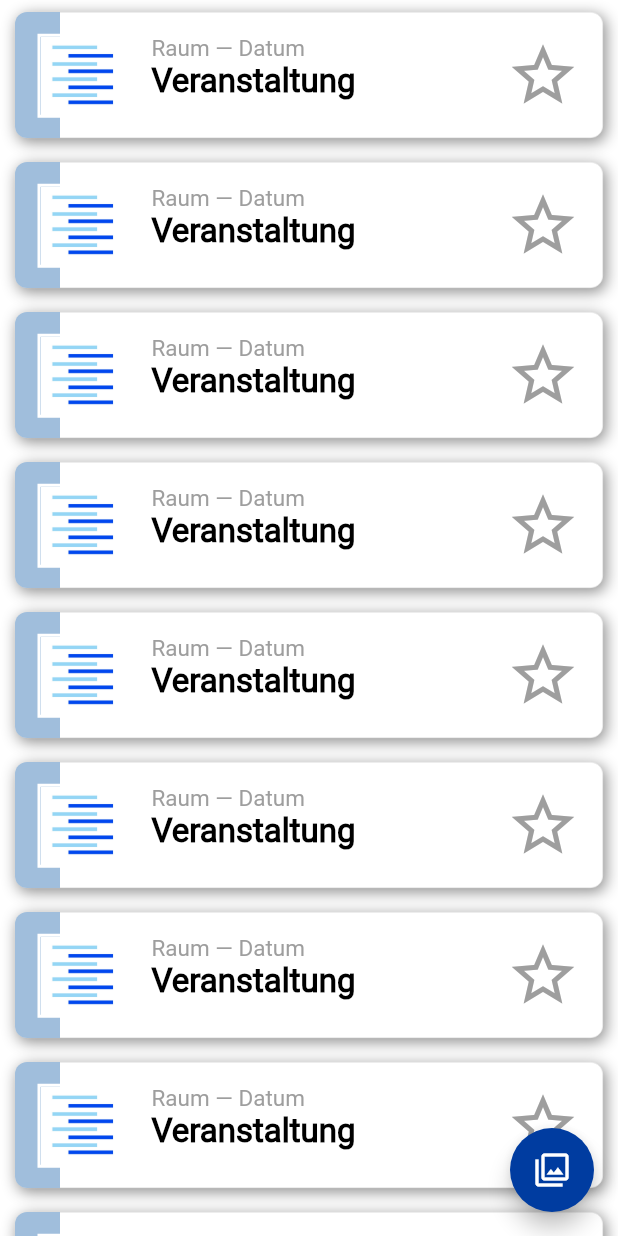
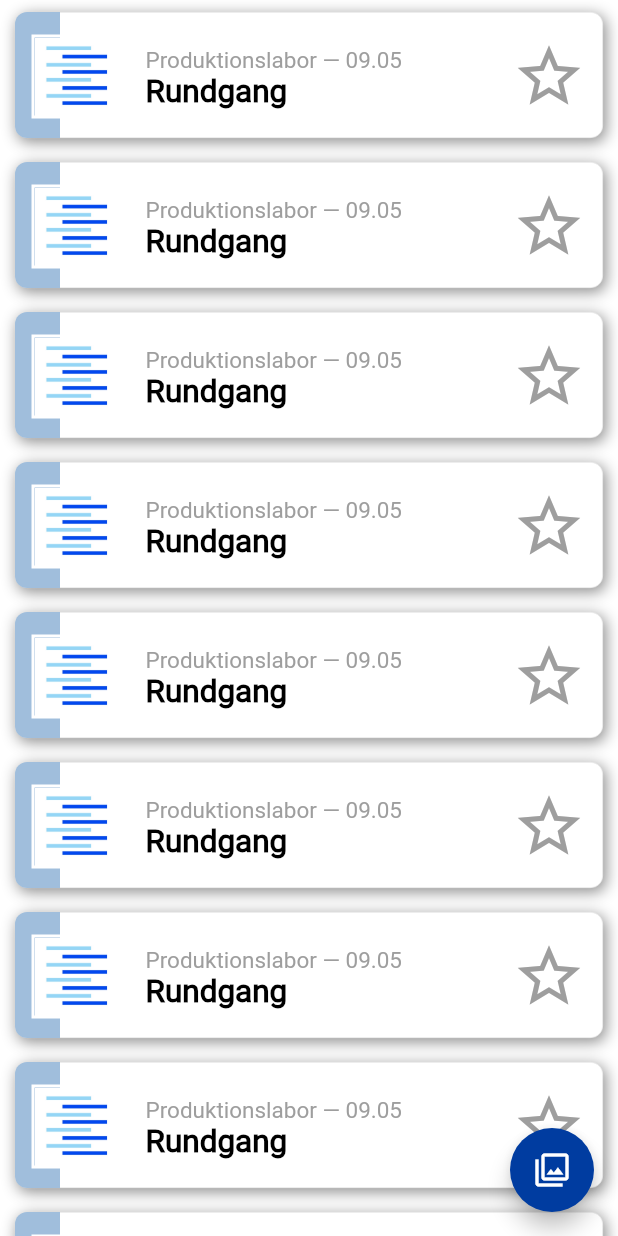
Before and after one commit to melinazanon/HAW-Events, a Flutter app: the EventOverview screen opened directly, on a phone screen of 412 x 824 dp. Run offline on Flutter 3.47's test engine with Material 2 defaults, Android fonts, the phone set to English and light mode, and no system bars; our stand-ins replace table_calendar; missing offline and left inert: date_utils, simple_gesture_detector.

Commit message:
Übergabe index, ListView Anpassungen

```diff
--- a/haw_events_application/lib/EventOverview.dart
+++ b/haw_events_application/lib/EventOverview.dart
@@ -37,8 +37,8 @@ class _EventOverviewState extends State<EventOverview> {
     });
   }
   */
-    ListTile myListTile() => ListTile(
-      contentPadding: EdgeInsets.symmetric(horizontal: 15.0,vertical: 7.5),
+    ListTile myListTile(int index) => ListTile(
+      contentPadding: EdgeInsets.symmetric(horizontal: 11.0,vertical: 3),
       leading: new Container(
         width: 60,
         height: 60,
@@ -53,9 +53,8 @@ class _EventOverviewState extends State<EventOverview> {
         ),
       ),
       title: new Container(
-        padding: EdgeInsets.only(right: 10),
         child: new Text(
-          "Raum — Datum",
+          "Produktionslabor — 09.05",
           style: TextStyle(
             color: Colors.grey,
             fontSize: 15
@@ -63,11 +62,10 @@ class _EventOverviewState extends State<EventOverview> {
         )
       ),
       subtitle: Container(
-        padding: EdgeInsets.only(bottom: 10),
         child: new Text(
-          "Veranstaltung",
+          "Rundgang",
           style: TextStyle(
-            fontSize: 22,
+            fontSize: 21,
             fontWeight: FontWeight.bold,
             color: Colors.black
           ),
@@ -87,7 +85,7 @@ class _EventOverviewState extends State<EventOverview> {
       //onTap: () => ,
     );
 
-    final blueBorder = new SizedBox(
+    SizedBox blueBorder(int index) => new SizedBox(
       height: 100,
       child: Stack(
         children: <Widget>[
@@ -131,7 +129,7 @@ class _EventOverviewState extends State<EventOverview> {
             height: 100,
             margin: EdgeInsets.symmetric(horizontal: 10.0, vertical: 8.0),
             padding: EdgeInsets.only(top: 4),
-            child: myListTile(),
+            child: myListTile(index),
           )
         ],
       ),
@@ -142,7 +140,7 @@ class _EventOverviewState extends State<EventOverview> {
         //Anzahl der Elemente in der Liste der Veranstaltungen
         itemCount: 20,
         itemBuilder: (BuildContext context,int index) {
-          return blueBorder;
+          return blueBorder(index);
 
         },
         //Leerraum nach dem letzten Element in der Liste
```
